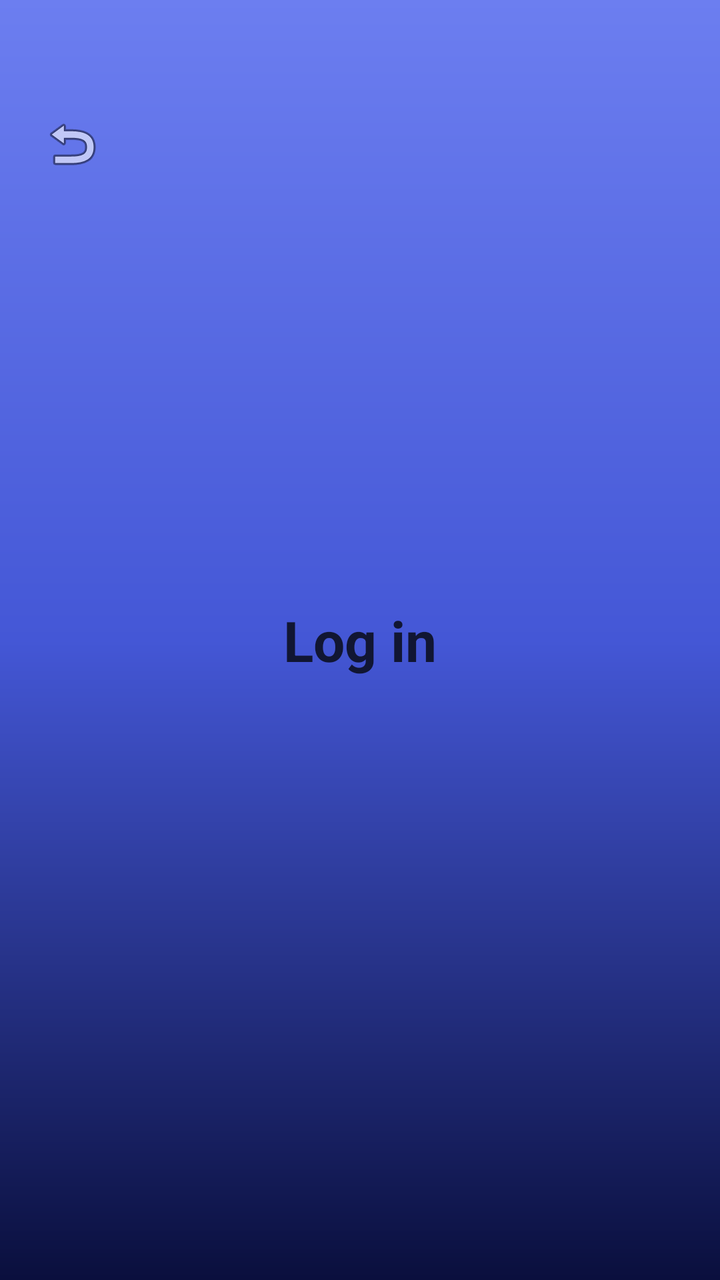
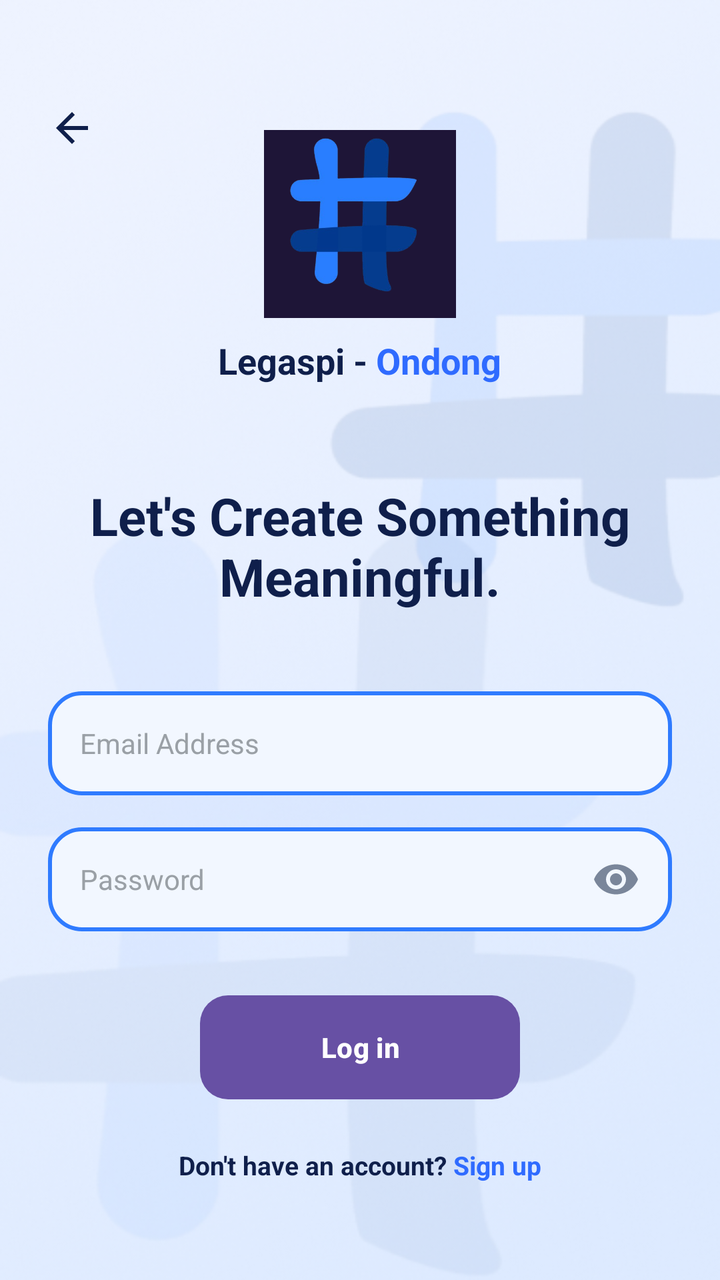

An Android layout rendered at two revisions. The XML below is the earlier revision; the diff shows what the commit changed to produce the second picture.
<!-- AndroidManifest.xml: application theme Theme.HashLogobtn -->
<!-- res/layout/activity_main2.xml -->
<?xml version="1.0" encoding="utf-8"?>
<androidx.constraintlayout.widget.ConstraintLayout
    xmlns:android="http://schemas.android.com/apk/res/android"
    xmlns:app="http://schemas.android.com/apk/res-auto"
    android:layout_width="match_parent"
    android:layout_height="match_parent"
    android:background="@drawable/bg_gradient">

    <ImageButton
        android:id="@+id/backButton"
        android:layout_width="40dp"
        android:layout_height="40dp"
        android:layout_marginStart="16dp"
        android:layout_marginTop="52dp"
        android:background="?attr/selectableItemBackgroundBorderless"
        android:contentDescription="Back"
        android:src="@android:drawable/ic_menu_revert"
        app:layout_constraintStart_toStartOf="parent"
        app:layout_constraintTop_toTopOf="parent" />

    <TextView
        android:id="@+id/loginTitle"
        android:layout_width="wrap_content"
        android:layout_height="wrap_content"
        android:text="Log in"
        android:textColor="@color/text_dark"
        android:textSize="28sp"
        android:textStyle="bold"
        app:layout_constraintTop_toTopOf="parent"
        app:layout_constraintBottom_toBottomOf="parent"
        app:layout_constraintStart_toStartOf="parent"
        app:layout_constraintEnd_toEndOf="parent" />

</androidx.constraintlayout.widget.ConstraintLayout>
<!-- resources referenced by this layout -->
<resources>
  <color name="text_dark">#111633</color>
  <!-- drawable bg_gradient (drawable) -->
  <?xml version="1.0" encoding="utf-8"?>
  <shape xmlns:android="http://schemas.android.com/apk/res/android" android:shape="rectangle">
      <gradient
          android:angle="270"
          android:startColor="@color/gradient_top"
          android:centerColor="@color/gradient_mid"
          android:endColor="@color/gradient_bottom"
          android:type="linear" />
  </shape>
  <style name="Theme.HashLogobtn" parent="Base.Theme.HashLogobtn" />
  <color name="gradient_top">#6C7EF0</color>
  <color name="gradient_mid">#4457D6</color>
  <color name="gradient_bottom">#0A0F3D</color>
  <style name="Base.Theme.HashLogobtn" parent="Theme.Material3.DayNight.NoActionBar">
          
          
      </style>
</resources>

<!-- the commit's change to res/layout/activity_main2.xml (unified diff, before → after) -->
@@ -1,34 +1,152 @@
 <?xml version="1.0" encoding="utf-8"?>
-<androidx.constraintlayout.widget.ConstraintLayout
-    xmlns:android="http://schemas.android.com/apk/res/android"
-    xmlns:app="http://schemas.android.com/apk/res-auto"
+<FrameLayout xmlns:android="http://schemas.android.com/apk/res/android"
     android:layout_width="match_parent"
     android:layout_height="match_parent"
-    android:background="@drawable/bg_gradient">
+    android:background="@drawable/bg_log">
+
+    <ScrollView
+        android:layout_width="match_parent"
+        android:layout_height="match_parent"
+        android:fillViewport="true">
+
+        <LinearLayout
+            android:layout_width="match_parent"
+            android:layout_height="wrap_content"
+            android:gravity="center_horizontal"
+            android:orientation="vertical"
+            android:paddingStart="24dp"
+            android:paddingTop="64dp"
+            android:paddingEnd="24dp"
+            android:paddingBottom="32dp">
+
+            <ImageView
+                android:layout_width="96dp"
+                android:layout_height="96dp"
+                android:contentDescription="Logo"
+                android:src="@drawable/hashbox_logo_removebg_preview" />
+
+            <LinearLayout
+                android:layout_width="wrap_content"
+                android:layout_height="wrap_content"
+                android:layout_marginTop="8dp"
+                android:orientation="horizontal">
+
+                <TextView
+                    android:layout_width="wrap_content"
+                    android:layout_height="wrap_content"
+                    android:text="Legaspi - "
+                    android:textColor="#0F1F4B"
+                    android:textSize="18sp"
+                    android:textStyle="bold" />
+
+                <TextView
+                    android:layout_width="wrap_content"
+                    android:layout_height="wrap_content"
+                    android:text="Ondong"
+                    android:textColor="#2F6BFF"
+                    android:textSize="18sp"
+                    android:textStyle="bold" />
+            </LinearLayout>
+
+            <TextView
+                android:layout_width="wrap_content"
+                android:layout_height="wrap_content"
+                android:layout_marginTop="48dp"
+                android:gravity="center"
+                android:text="Let's Create Something Meaningful."
+                android:textColor="#0F1F4B"
+                android:textSize="26sp"
+                android:textStyle="bold" />
+
+            <EditText
+                android:id="@+id/etLoginEmail"
+                android:layout_width="match_parent"
+                android:layout_height="52dp"
+                android:layout_marginTop="40dp"
+                android:background="@drawable/bg_input2"
+                android:hint="Email Address"
+                android:inputType="textEmailAddress"
+                android:paddingStart="16dp"
+                android:paddingEnd="16dp"
+                android:textColor="#0F1F4B"
+                android:textColorHint="#9AA0A6"
+                android:textSize="14sp" />
+
+            <FrameLayout
+                android:layout_width="match_parent"
+                android:layout_height="52dp"
+                android:layout_marginTop="16dp">
+
+                <EditText
+                    android:id="@+id/etLoginPassword"
+                    android:layout_width="match_parent"
+                    android:layout_height="match_parent"
+                    android:background="@drawable/bg_input2"
+                    android:hint="Password"
+                    android:inputType="textPassword"
+                    android:paddingStart="16dp"
+                    android:paddingEnd="52dp"
+                    android:textColor="#0F1F4B"
+                    android:textColorHint="#9AA0A6"
+                    android:textSize="14sp" />
+
+                <ImageButton
+                    android:id="@+id/btnTogglePassword"
+                    android:layout_width="44dp"
+                    android:layout_height="44dp"
+                    android:layout_gravity="end|center_vertical"
+                    android:layout_marginEnd="6dp"
+                    android:background="?attr/selectableItemBackgroundBorderless"
+                    android:contentDescription="Show or hide password"
+                    android:src="@drawable/ic_eye" />
+            </FrameLayout>
+
+            <Button
+                android:id="@+id/btnLogin"
+                android:layout_width="160dp"
+                android:layout_height="52dp"
+                android:layout_marginTop="32dp"
+                android:background="@drawable/bg_button2"
+                android:text="Log in"
+                android:textAllCaps="false"
+                android:textColor="#FFFFFF"
+                android:textSize="14sp"
+                android:textStyle="bold" />
+
+            <LinearLayout
+                android:layout_width="wrap_content"
+                android:layout_height="wrap_content"
+                android:layout_marginTop="24dp"
+                android:orientation="horizontal">
+
+                <TextView
+                    android:layout_width="wrap_content"
+                    android:layout_height="wrap_content"
+                    android:text="Don't have an account? "
+                    android:textColor="#0F1F4B"
+                    android:textSize="13sp"
+                    android:textStyle="bold" />
+
+                <TextView
+                    android:id="@+id/tvGoSignUp"
+                    android:layout_width="wrap_content"
+                    android:layout_height="wrap_content"
+                    android:text="Sign up"
+                    android:textColor="#2F6BFF"
+                    android:textSize="13sp"
+                    android:textStyle="bold" />
+            </LinearLayout>
+        </LinearLayout>
+    </ScrollView>
 
     <ImageButton
-        android:id="@+id/backButton"
-        android:layout_width="40dp"
-        android:layout_height="40dp"
-        android:layout_marginStart="16dp"
-        android:layout_marginTop="52dp"
+        android:id="@+id/btnBack2"
+        android:layout_width="48dp"
+        android:layout_height="48dp"
+        android:layout_marginStart="12dp"
+        android:layout_marginTop="40dp"
+        android:elevation="8dp"
         android:background="?attr/selectableItemBackgroundBorderless"
         android:contentDescription="Back"
-        android:src="@android:drawable/ic_menu_revert"
-        app:layout_constraintStart_toStartOf="parent"
-        app:layout_constraintTop_toTopOf="parent" />
-
-    <TextView
-        android:id="@+id/loginTitle"
-        android:layout_width="wrap_content"
-        android:layout_height="wrap_content"
-        android:text="Log in"
-        android:textColor="@color/text_dark"
-        android:textSize="28sp"
-        android:textStyle="bold"
-        app:layout_constraintTop_toTopOf="parent"
-        app:layout_constraintBottom_toBottomOf="parent"
-        app:layout_constraintStart_toStartOf="parent"
-        app:layout_constraintEnd_toEndOf="parent" />
-
-</androidx.constraintlayout.widget.ConstraintLayout>
+        android:src="@drawable/ic_back_arrow" />
+</FrameLayout>
<!-- resource entries referenced after the edit -->
@@ -1,20 +1,48 @@
 <!-- resources referenced by this layout -->
 <resources>
-  <color name="text_dark">#111633</color>
-  <!-- drawable bg_gradient (drawable) -->
+  <!-- drawable bg_button2 (drawable) -->
   <?xml version="1.0" encoding="utf-8"?>
-  <shape xmlns:android="http://schemas.android.com/apk/res/android" android:shape="rectangle">
+  <shape xmlns:android="http://schemas.android.com/apk/res/android"
+      android:shape="rectangle">
       <gradient
-          android:angle="270"
-          android:startColor="@color/gradient_top"
-          android:centerColor="@color/gradient_mid"
-          android:endColor="@color/gradient_bottom"
-          android:type="linear" />
+          android:angle="0"
+          android:startColor="#2F6FED"
+          android:endColor="#4A8BFF" />
+      <corners android:radius="14dp" />
   </shape>
+  <!-- drawable bg_input2 (drawable) -->
+  <?xml version="1.0" encoding="utf-8"?>
+  <shape xmlns:android="http://schemas.android.com/apk/res/android"
+      android:shape="rectangle">
+      <solid android:color="#F2F7FF" />
+      <stroke android:width="2dp" android:color="#2F7BFF" />
+      <corners android:radius="16dp" />
+  </shape>
+  <!-- drawable bg_log: png bitmap (drawable, 190175 bytes) -->
+  <!-- drawable hashbox_logo_removebg_preview: png bitmap (drawable, 55050 bytes) -->
+  <!-- drawable ic_back_arrow (drawable) -->
+  <?xml version="1.0" encoding="utf-8"?>
+  <vector xmlns:android="http://schemas.android.com/apk/res/android"
+      android:width="24dp"
+      android:height="24dp"
+      android:viewportWidth="24"
+      android:viewportHeight="24">
+      <path
+          android:fillColor="#0F1F4B"
+          android:pathData="M20,11H7.83l5.59,-5.59L12,4l-8,8 8,8 1.41,-1.41L7.83,13H20v-2z" />
+  </vector>
+  <!-- drawable ic_eye (drawable) -->
+  <?xml version="1.0" encoding="utf-8"?>
+  <vector xmlns:android="http://schemas.android.com/apk/res/android"
+      android:width="24dp"
+      android:height="24dp"
+      android:viewportWidth="24"
+      android:viewportHeight="24">
+      <path
+          android:fillColor="#7A869A"
+          android:pathData="M12,4.5C7,4.5 2.73,7.61 1,12c1.73,4.39 6,7.5 11,7.5s9.27,-3.11 11,-7.5c-1.73,-4.39 -6,-7.5 -11,-7.5zM12,17c-2.76,0 -5,-2.24 -5,-5s2.24,-5 5,-5 5,2.24 5,5 -2.24,5 -5,5zM12,9c-1.66,0 -3,1.34 -3,3s1.34,3 3,3 3,-1.34 3,-3 -1.34,-3 -3,-3z" />
+  </vector>
   <style name="Theme.HashLogobtn" parent="Base.Theme.HashLogobtn" />
-  <color name="gradient_top">#6C7EF0</color>
-  <color name="gradient_mid">#4457D6</color>
-  <color name="gradient_bottom">#0A0F3D</color>
   <style name="Base.Theme.HashLogobtn" parent="Theme.Material3.DayNight.NoActionBar">
           
           
